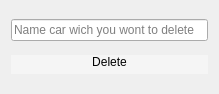
This is deletecarwindow.ui in MariaSoika/KR as Qt 5 draws it before an edit. The edited form follows.
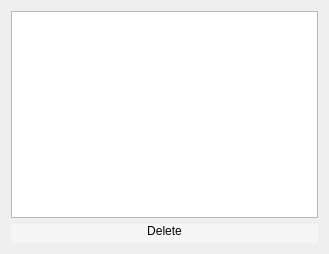
This is the edited form.

```diff
--- a/deletecarwindow.ui
+++ b/deletecarwindow.ui
@@ -6,21 +6,14 @@
    <rect>
     <x>0</x>
     <y>0</y>
-    <width>219</width>
-    <height>94</height>
+    <width>329</width>
+    <height>254</height>
    </rect>
   </property>
   <property name="windowTitle">
    <string>Dialog</string>
   </property>
   <layout class="QGridLayout" name="gridLayout">
-   <item row="0" column="0">
-    <widget class="QLineEdit" name="lineEditCarNameToDelete">
-     <property name="placeholderText">
-      <string>Name car wich you wont to delete</string>
-     </property>
-    </widget>
-   </item>
    <item row="1" column="0">
     <widget class="QPushButton" name="pushButton">
      <property name="styleSheet">
@@ -44,6 +37,9 @@
      </property>
     </widget>
    </item>
+   <item row="0" column="0">
+    <widget class="QTableView" name="tableView"/>
+   </item>
   </layout>
  </widget>
  <resources/>
```
